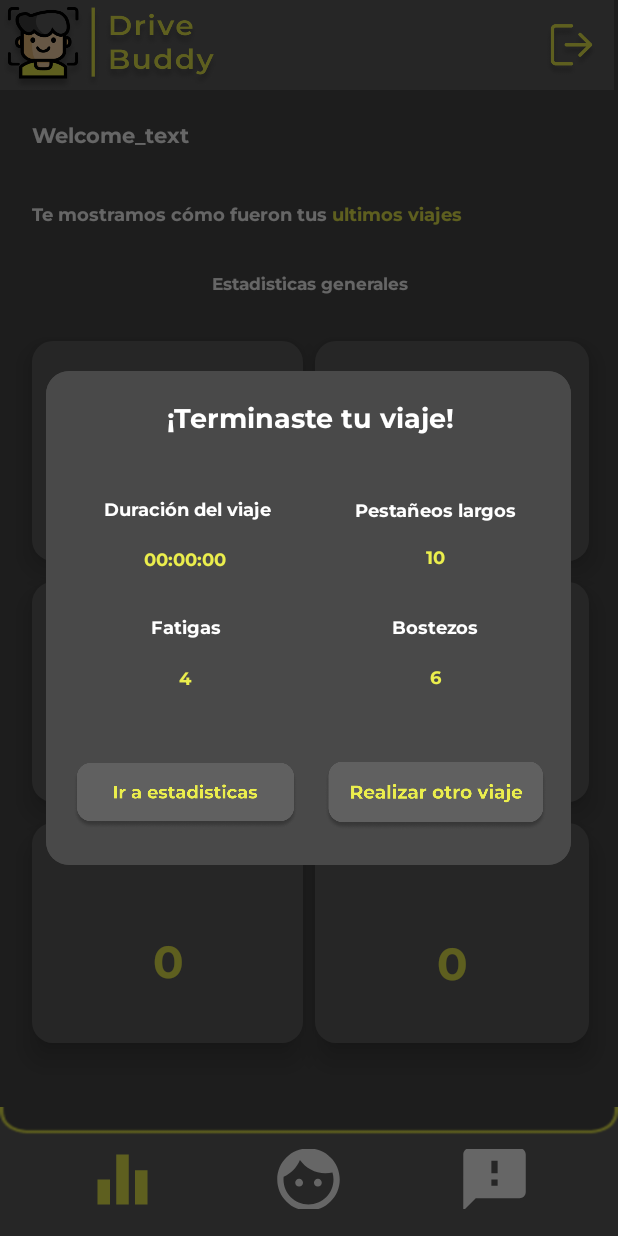
After one commit to santiagob95/DriveBuddy, an Android app: the fragment MyCustomDialog placed in its activity, on a phone screen of 412 x 824 dp. The commit adds this screen. Run offline under Robolectric (Android 15) with nearby library versions, the phone set to English and light mode, and no system bars; our stand-ins replace Firebase (no records; nobody signed in at launch, a user with empty details on screens opened directly); libraries missing offline, so code that uses them is left out: com.facebook, com.facebook.login; 2 statements that could not run were skipped.

Commit message:
implementación del modal

```diff
--- a/app/src/main/java/com/example/reconocimientoapp/FaceFragment.kt
+++ b/app/src/main/java/com/example/reconocimientoapp/FaceFragment.kt
@@ -3,18 +3,15 @@ package com.example.reconocimientoapp
 
 import android.annotation.SuppressLint
 import android.content.Context
-import android.content.Context.VIBRATOR_SERVICE
 import android.content.Intent
 import android.content.pm.PackageManager
 import android.graphics.*
 import android.location.Location
 import android.media.Image
-import android.media.MediaRecorder.VideoSource.SURFACE
 import android.media.RingtoneManager
 import android.net.Uri
 import android.os.*
 import android.speech.tts.TextToSpeech
-
 import android.util.Log
 import android.util.Size
 import android.view.LayoutInflater
@@ -24,13 +21,14 @@ import android.view.ViewGroup
 import android.widget.Toast
 import androidx.annotation.RequiresApi
 import androidx.appcompat.app.AlertDialog
+import androidx.appcompat.app.AppCompatActivity
 import androidx.camera.core.*
 import androidx.camera.core.Camera
 import androidx.camera.lifecycle.ProcessCameraProvider
 import androidx.core.app.ActivityCompat
 import androidx.core.content.ContextCompat
-import androidx.core.content.ContextCompat.getSystemService
 import androidx.fragment.app.Fragment
+import androidx.fragment.app.FragmentManager
 import com.facebook.FacebookSdk.getApplicationContext
 import com.google.android.gms.location.*
 import com.google.firebase.auth.FirebaseAuth
@@ -40,10 +38,8 @@ import com.google.firebase.ktx.Firebase
 import com.google.firebase.ml.vision.FirebaseVision
 import com.google.firebase.ml.vision.common.FirebaseVisionImage
 import com.google.firebase.ml.vision.face.FirebaseVisionFaceDetectorOptions
-import com.google.firebase.ml.vision.face.FirebaseVisionFaceLandmark
 import kotlinx.android.synthetic.main.fragment_face.*
 import kotlinx.android.synthetic.main.fragment_face.view.*
-import org.w3c.dom.Text
 import pub.devrel.easypermissions.AppSettingsDialog
 import pub.devrel.easypermissions.EasyPermissions
 import java.io.ByteArrayOutputStream
@@ -51,10 +47,8 @@ import java.math.RoundingMode
 import java.nio.ByteBuffer
 import java.text.DecimalFormat
 import java.time.LocalDateTime
-import java.util.*
 import java.util.concurrent.ExecutorService
 import java.util.concurrent.Executors
-import java.util.jar.Manifest
 import kotlin.properties.Delegates
 
 
@@ -308,10 +302,17 @@ class FaceFragment : Fragment() ,EasyPermissions.PermissionCallbacks,EasyPermiss
         builder.setPositiveButton("Aceptar", null)
         val dialog: AlertDialog = builder.create()
 
-        dialog.show()
+
+        customModal()
+
         pestañeos.clear()
         bostezos.clear()
 
+    }
+
+    fun customModal() {
+        val fragManager: FragmentManager = (activity as AppCompatActivity).supportFragmentManager
+        MyCustomDialog().show(fragManager , "MyCustomFragment")
     }
 
     fun rand(start: Int, end: Int): Int {
--- /dev/null
+++ b/app/src/main/java/com/example/reconocimientoapp/MyCustomDialog.kt
@@ -0,0 +1,23 @@
+package com.example.reconocimientoapp
+
+import android.os.Bundle
+import android.view.LayoutInflater
+import android.view.View
+import android.view.ViewGroup
+import androidx.fragment.app.DialogFragment
+
+class MyCustomDialog: DialogFragment() {
+
+    override fun onCreateView(inflater: LayoutInflater, container: ViewGroup?, savedInstanceState: Bundle?): View? {
+        getDialog()!!.getWindow()?.setBackgroundDrawableResource(R.drawable.round_corner);
+        return inflater.inflate(R.layout.modaldialog, container, false)
+    }
+
+    override fun onStart() {
+        super.onStart()
+        val width = (resources.displayMetrics.widthPixels * 0.85).toInt()
+        val height = (resources.displayMetrics.heightPixels * 0.40).toInt()
+        dialog!!.window?.setLayout(width, height)
+    }
+
+}
--- /dev/null
+++ b/app/src/main/res/drawable/round_corner.xml
@@ -0,0 +1,8 @@
+<?xml version="1.0" encoding="utf-8"?>
+<shape xmlns:android="http://schemas.android.com/apk/res/android">
+    <solid
+        android:color="#494949"/>
+    <corners
+        android:radius="15dp" />
+
+</shape>
--- /dev/null
+++ b/app/src/main/res/layout/modaldialog.xml
@@ -0,0 +1,240 @@
+<androidx.constraintlayout.widget.ConstraintLayout xmlns:android="http://schemas.android.com/apk/res/android"
+    xmlns:app="http://schemas.android.com/apk/res-auto"
+    xmlns:tools="http://schemas.android.com/tools"
+    android:layout_width="match_parent"
+    android:layout_height="400dp"
+    android:background="#494949">
+
+
+    <ImageView
+        android:id="@+id/estatsBtn"
+        android:layout_width="0dp"
+        android:layout_height="0dp"
+        android:clickable="true"
+        app:layout_constraintBottom_toBottomOf="parent"
+        app:layout_constraintEnd_toStartOf="@+id/guideline27"
+        app:layout_constraintStart_toStartOf="@+id/guideline25"
+        app:layout_constraintTop_toTopOf="@+id/guideline24"
+        app:srcCompat="@drawable/estatsbtn" />
+
+    <ImageView
+        android:id="@+id/otroBtn"
+        android:layout_width="0dp"
+        android:layout_height="0dp"
+        android:clickable="true"
+        app:layout_constraintBottom_toBottomOf="parent"
+        app:layout_constraintEnd_toStartOf="@+id/guideline26"
+        app:layout_constraintStart_toStartOf="@+id/guideline23"
+        app:layout_constraintTop_toTopOf="@+id/guideline24"
+        app:srcCompat="@drawable/otrovbtn" />
+
+    <androidx.constraintlayout.widget.Guideline
+        android:id="@+id/guideline23"
+        android:layout_width="wrap_content"
+        android:layout_height="wrap_content"
+        android:orientation="vertical"
+        app:layout_constraintGuide_percent="0.53" />
+
+    <androidx.constraintlayout.widget.Guideline
+        android:id="@+id/guideline24"
+        android:layout_width="wrap_content"
+        android:layout_height="wrap_content"
+        android:orientation="horizontal"
+        app:layout_constraintGuide_percent="0.72" />
+
+    <androidx.constraintlayout.widget.Guideline
+        android:id="@+id/guideline25"
+        android:layout_width="wrap_content"
+        android:layout_height="wrap_content"
+        android:orientation="vertical"
+        app:layout_constraintGuide_percent="0.05109489" />
+
+    <androidx.constraintlayout.widget.Guideline
+        android:id="@+id/guideline26"
+        android:layout_width="wrap_content"
+        android:layout_height="wrap_content"
+        android:orientation="vertical"
+        app:layout_constraintGuide_percent="0.9537713" />
+
+    <androidx.constraintlayout.widget.Guideline
+        android:id="@+id/guideline27"
+        android:layout_width="wrap_content"
+        android:layout_height="wrap_content"
+        android:orientation="vertical"
+        app:layout_constraintGuide_percent="0.48" />
+
+    <TextView
+        android:id="@+id/textView"
+        android:layout_width="0dp"
+        android:layout_height="0dp"
+        android:fontFamily="@font/montserrat_bold"
+        android:paddingTop="20dp"
+        android:text="¡Terminaste tu viaje!"
+        android:textAlignment="center"
+        android:textColor="#FFFFFF"
+        android:textColorHint="#FFFFFF"
+        android:textSize="18dp"
+        app:layout_constraintBottom_toTopOf="@+id/guideline30"
+        app:layout_constraintEnd_toStartOf="@+id/guideline26"
+        app:layout_constraintHorizontal_bias="0.597"
+        app:layout_constraintStart_toStartOf="@+id/guideline25"
+        app:layout_constraintTop_toTopOf="parent"
+        app:layout_constraintVertical_bias="0.019" />
+
+
+    <TextView
+        android:id="@+id/textView8"
+        android:layout_width="0dp"
+        android:layout_height="wrap_content"
+        android:fontFamily="@font/montserrat_bold"
+        android:text=" Duración del viaje"
+        android:textAlignment="center"
+        android:textColor="#FFFFFF"
+        android:textColorHint="#FFFFFF"
+        android:textSize="12dp"
+        app:layout_constraintBottom_toTopOf="@+id/guideline29"
+        app:layout_constraintEnd_toStartOf="@+id/guideline27"
+        app:layout_constraintHorizontal_bias="0.486"
+        app:layout_constraintStart_toStartOf="@+id/guideline25"
+        app:layout_constraintTop_toTopOf="@+id/guideline30"
+        app:layout_constraintVertical_bias="0.156" />
+
+    <TextView
+        android:id="@+id/totalTime"
+        android:layout_width="0dp"
+        android:layout_height="wrap_content"
+        android:fontFamily="@font/montserrat_bold"
+        android:text="00:00:00"
+        android:textAlignment="center"
+        android:textColor="#EBEE4D"
+        android:textSize="12dp"
+        app:layout_constraintBottom_toTopOf="@+id/guideline29"
+        app:layout_constraintEnd_toStartOf="@+id/guideline27"
+        app:layout_constraintStart_toStartOf="@+id/guideline25"
+        app:layout_constraintTop_toBottomOf="@+id/textView8" />
+
+    <TextView
+        android:id="@+id/textView9"
+        android:layout_width="0dp"
+        android:layout_height="wrap_content"
+        android:fontFamily="@font/montserrat_bold"
+        android:text="Pestañeos largos"
+        android:textAlignment="center"
+        android:textColor="#FFFFFF"
+        android:textColorHint="#FFFFFF"
+        android:textSize="12dp"
+        app:layout_constraintBottom_toTopOf="@+id/guideline29"
+        app:layout_constraintEnd_toStartOf="@+id/guideline26"
+        app:layout_constraintHorizontal_bias="0.0"
+        app:layout_constraintStart_toStartOf="@+id/guideline23"
+        app:layout_constraintTop_toTopOf="@+id/guideline30"
+        app:layout_constraintVertical_bias="0.159"
+        tools:ignore="DuplicateIds" />
+
+    <TextView
+        android:id="@+id/totalPestaneo"
+        android:layout_width="0dp"
+        android:layout_height="21dp"
+        android:fontFamily="@font/montserrat_bold"
+        android:text="10"
+        android:textAlignment="center"
+        android:textColor="#EBEE4D"
+        android:textSize="12dp"
+        app:layout_constraintBottom_toTopOf="@+id/guideline29"
+        app:layout_constraintEnd_toStartOf="@+id/guideline26"
+        app:layout_constraintHorizontal_bias="0.0"
+        app:layout_constraintStart_toStartOf="@+id/guideline23"
+        app:layout_constraintTop_toBottomOf="@+id/textView9"
+        app:layout_constraintVertical_bias="0.51" />
+
+    <TextView
+        android:id="@+id/textView10"
+        android:layout_width="0dp"
+        android:layout_height="wrap_content"
+        android:fontFamily="@font/montserrat_bold"
+        android:text="Fatigas"
+        android:textAlignment="center"
+        android:textColor="#FFFFFF"
+        android:textColorHint="#FFFFFF"
+        android:textSize="12dp"
+        app:layout_constraintBottom_toTopOf="@+id/estatsBtn"
+        app:layout_constraintEnd_toStartOf="@+id/guideline27"
+        app:layout_constraintHorizontal_bias="0.0"
+        app:layout_constraintStart_toStartOf="@+id/guideline25"
+        app:layout_constraintTop_toTopOf="@+id/guideline29"
+        app:layout_constraintVertical_bias="0.178"
+        tools:ignore="DuplicateIds" />
+
+    <TextView
+        android:id="@+id/totalFatiga"
+        android:layout_width="0dp"
+        android:layout_height="21dp"
+        android:fontFamily="@font/montserrat_bold"
+        android:text="4"
+        android:textAlignment="center"
+        android:textColor="#EBEE4D"
+        android:textSize="12dp"
+        app:layout_constraintBottom_toTopOf="@+id/estatsBtn"
+        app:layout_constraintEnd_toStartOf="@+id/guideline27"
+        app:layout_constraintHorizontal_bias="0.0"
+        app:layout_constraintStart_toStartOf="@+id/guideline25"
+        app:layout_constraintTop_toBottomOf="@+id/textView10"
+        app:layout_constraintVertical_bias="0.458" />
+
+    <TextView
+        android:id="@+id/textView11"
+        android:layout_width="0dp"
+        android:layout_height="wrap_content"
+        android:fontFamily="@font/montserrat_bold"
+        android:text="Bostezos"
+        android:textAlignment="center"
+        android:textColor="#FFFFFF"
+        android:textColorHint="#FFFFFF"
+        android:textSize="12dp"
+        app:layout_constraintBottom_toTopOf="@+id/otroBtn"
+        app:layout_constraintEnd_toStartOf="@+id/guideline26"
+        app:layout_constraintHorizontal_bias="0.0"
+        app:layout_constraintStart_toStartOf="@+id/guideline23"
+        app:layout_constraintTop_toTopOf="@+id/guideline29"
+        app:layout_constraintVertical_bias="0.178"
+        tools:ignore="DuplicateIds" />
+
+    <TextView
+        android:id="@+id/totalBostezo"
+        android:layout_width="0dp"
+        android:layout_height="21dp"
+        android:layout_marginBottom="4dp"
+        android:fontFamily="@font/montserrat_bold"
+        android:text="6"
+        android:textAlignment="center"
+        android:textColor="#EBEE4D"
+        android:textSize="12dp"
+        app:layout_constraintBottom_toTopOf="@+id/otroBtn"
+        app:layout_constraintEnd_toStartOf="@+id/guideline26"
+        app:layout_constraintHorizontal_bias="1.0"
+        app:layout_constraintStart_toStartOf="@+id/guideline23"
+        app:layout_constraintTop_toBottomOf="@+id/textView11" />
+
+    <androidx.constraintlayout.widget.Guideline
+        android:id="@+id/guideline28"
+        android:layout_width="wrap_content"
+        android:layout_height="wrap_content"
+        android:orientation="horizontal"
+        app:layout_constraintGuide_percent="0.09" />
+
+    <androidx.constraintlayout.widget.Guideline
+        android:id="@+id/guideline29"
+        android:layout_width="wrap_content"
+        android:layout_height="wrap_content"
+        android:orientation="horizontal"
+        app:layout_constraintGuide_percent="0.46" />
+
+    <androidx.constraintlayout.widget.Guideline
+        android:id="@+id/guideline30"
+        android:layout_width="wrap_content"
+        android:layout_height="wrap_content"
+        android:orientation="horizontal"
+        app:layout_constraintGuide_begin="76dp" />
+
+
+</androidx.constraintlayout.widget.ConstraintLayout>
```
Also changed, not shown: app/src/main/res/drawable/estatsbtn.png (added), app/src/main/res/drawable/fondo.png (added), app/src/main/res/drawable/otrovbtn.png (added).
